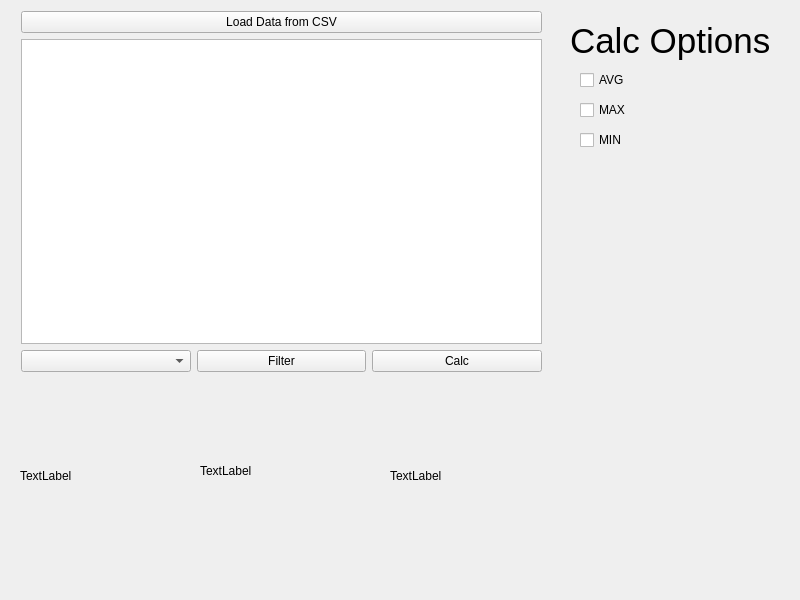
Before: the Qt Designer form Qt_Designer/mainwindow.ui in bb305496/CSV_Weather_Dashboard, drawn with Qt 5.
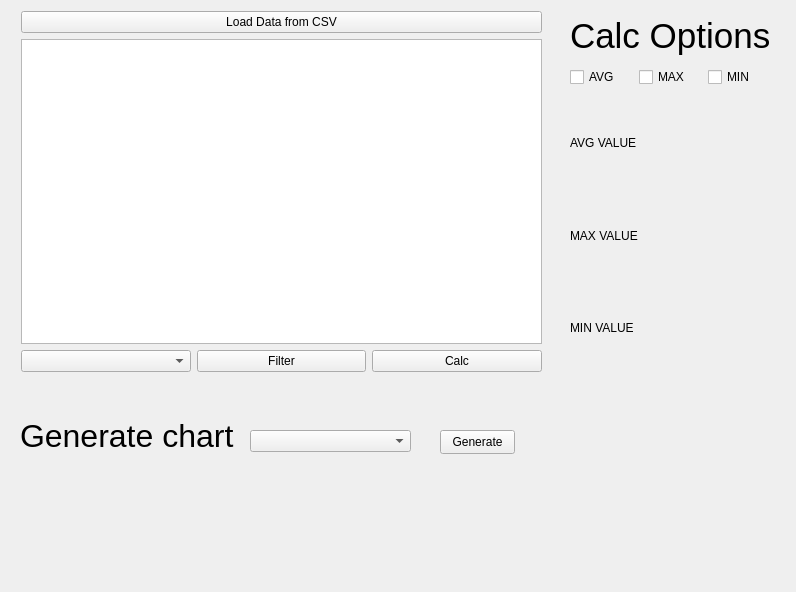
After: the same form once the commit is applied.

Commit message: Dialog connection

```diff
--- a/Qt_Designer/mainwindow.ui
+++ b/Qt_Designer/mainwindow.ui
@@ -6,117 +6,15 @@
    <rect>
     <x>0</x>
     <y>0</y>
-    <width>800</width>
-    <height>600</height>
+    <width>796</width>
+    <height>592</height>
    </rect>
   </property>
   <property name="windowTitle">
    <string>MainWindow</string>
   </property>
   <widget class="QWidget" name="centralwidget">
-   <widget class="QCheckBox" name="AVGCheckBox">
-    <property name="geometry">
-     <rect>
-      <x>580</x>
-      <y>70</y>
-      <width>78</width>
-      <height>20</height>
-     </rect>
-    </property>
-    <property name="text">
-     <string>AVG</string>
-    </property>
-   </widget>
-   <widget class="QLabel" name="label">
-    <property name="geometry">
-     <rect>
-      <x>20</x>
-      <y>390</y>
-      <width>161</width>
-      <height>171</height>
-     </rect>
-    </property>
-    <property name="text">
-     <string>TextLabel</string>
-    </property>
-   </widget>
-   <widget class="QLabel" name="calcOption">
-    <property name="enabled">
-     <bool>true</bool>
-    </property>
-    <property name="geometry">
-     <rect>
-      <x>570</x>
-      <y>10</y>
-      <width>201</width>
-      <height>61</height>
-     </rect>
-    </property>
-    <property name="font">
-     <font>
-      <pointsize>26</pointsize>
-     </font>
-    </property>
-    <property name="text">
-     <string>Calc Options</string>
-    </property>
-    <property name="textFormat">
-     <enum>Qt::TextFormat::AutoText</enum>
-    </property>
-   </widget>
-   <widget class="QCheckBox" name="MAXCheckBox">
-    <property name="geometry">
-     <rect>
-      <x>580</x>
-      <y>100</y>
-      <width>78</width>
-      <height>20</height>
-     </rect>
-    </property>
-    <property name="text">
-     <string>MAX</string>
-    </property>
-   </widget>
-   <widget class="QLabel" name="label_2">
-    <property name="geometry">
-     <rect>
-      <x>200</x>
-      <y>390</y>
-      <width>171</width>
-      <height>161</height>
-     </rect>
-    </property>
-    <property name="text">
-     <string>TextLabel</string>
-    </property>
-   </widget>
-   <widget class="QLabel" name="label_3">
-    <property name="geometry">
-     <rect>
-      <x>390</x>
-      <y>390</y>
-      <width>141</width>
-      <height>171</height>
-     </rect>
-    </property>
-    <property name="text">
-     <string>TextLabel</string>
-    </property>
-   </widget>
-   <widget class="QCheckBox" name="MINCheckBox">
-    <property name="geometry">
-     <rect>
-      <x>580</x>
-      <y>130</y>
-      <width>78</width>
-      <height>20</height>
-     </rect>
-    </property>
-    <property name="text">
-     <string>MIN</string>
-    </property>
-   </widget>
-   <widget class="QWidget" name="">
+   <widget class="QWidget" name="layoutWidget">
     <property name="geometry">
      <rect>
       <x>21</x>
@@ -167,6 +65,135 @@
      </item>
     </layout>
    </widget>
+   <widget class="QWidget" name="layoutWidget">
+    <property name="geometry">
+     <rect>
+      <x>570</x>
+      <y>10</y>
+      <width>201</width>
+      <height>77</height>
+     </rect>
+    </property>
+    <layout class="QVBoxLayout" name="verticalLayout_3">
+     <item>
+      <widget class="QLabel" name="calcOption">
+       <property name="enabled">
+        <bool>true</bool>
+       </property>
+       <property name="font">
+        <font>
+         <pointsize>26</pointsize>
+        </font>
+       </property>
+       <property name="text">
+        <string>Calc Options</string>
+       </property>
+       <property name="textFormat">
+        <enum>Qt::TextFormat::AutoText</enum>
+       </property>
+      </widget>
+     </item>
+     <item>
+      <layout class="QHBoxLayout" name="horizontalLayout_2">
+       <item>
+        <widget class="QCheckBox" name="AVGCheckBox">
+         <property name="text">
+          <string>AVG</string>
+         </property>
+        </widget>
+       </item>
+       <item>
+        <widget class="QCheckBox" name="MAXCheckBox">
+         <property name="text">
+          <string>MAX</string>
+         </property>
+        </widget>
+       </item>
+       <item>
+        <widget class="QCheckBox" name="MINCheckBox">
+         <property name="text">
+          <string>MIN</string>
+         </property>
+        </widget>
+       </item>
+      </layout>
+     </item>
+    </layout>
+   </widget>
+   <widget class="QWidget" name="layoutWidget">
+    <property name="geometry">
+     <rect>
+      <x>570</x>
+      <y>100</y>
+      <width>201</width>
+      <height>271</height>
+     </rect>
+    </property>
+    <layout class="QVBoxLayout" name="verticalLayout_4">
+     <item>
+      <widget class="QLabel" name="label">
+       <property name="text">
+        <string>AVG VALUE</string>
+       </property>
+      </widget>
+     </item>
+     <item>
+      <widget class="QLabel" name="label_2">
+       <property name="text">
+        <string>MAX VALUE</string>
+       </property>
+      </widget>
+     </item>
+     <item>
+      <widget class="QLabel" name="label_3">
+       <property name="text">
+        <string>MIN VALUE</string>
+       </property>
+      </widget>
+     </item>
+    </layout>
+   </widget>
+   <widget class="QComboBox" name="comboBox_2">
+    <property name="geometry">
+     <rect>
+      <x>250</x>
+      <y>430</y>
+      <width>161</width>
+      <height>22</height>
+     </rect>
+    </property>
+   </widget>
+   <widget class="QLabel" name="label_4">
+    <property name="geometry">
+     <rect>
+      <x>20</x>
+      <y>390</y>
+      <width>221</width>
+      <height>91</height>
+     </rect>
+    </property>
+    <property name="font">
+     <font>
+      <pointsize>24</pointsize>
+     </font>
+    </property>
+    <property name="text">
+     <string>Generate chart</string>
+    </property>
+   </widget>
+   <widget class="QPushButton" name="generateButton">
+    <property name="geometry">
+     <rect>
+      <x>440</x>
+      <y>430</y>
+      <width>75</width>
+      <height>24</height>
+     </rect>
+    </property>
+    <property name="text">
+     <string>Generate</string>
+    </property>
+   </widget>
   </widget>
   <widget class="QMenuBar" name="menubar">
    <property name="geometry">
```
Left out of the diff: 2 changed lines with no effect on the pictures. The commit also changes 5 other files.
